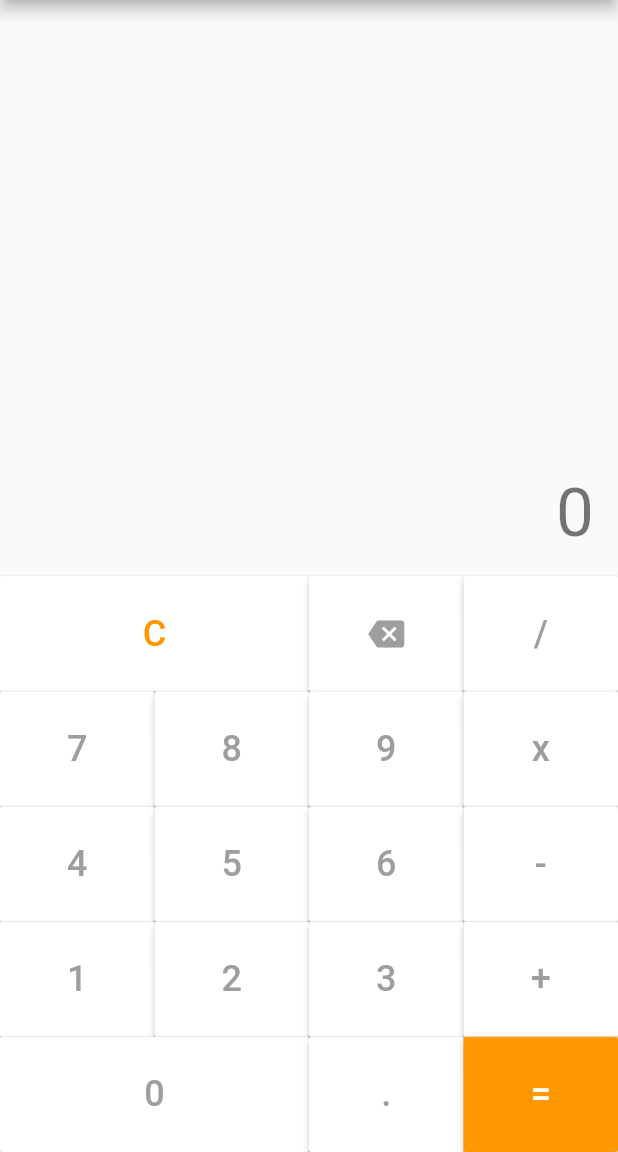
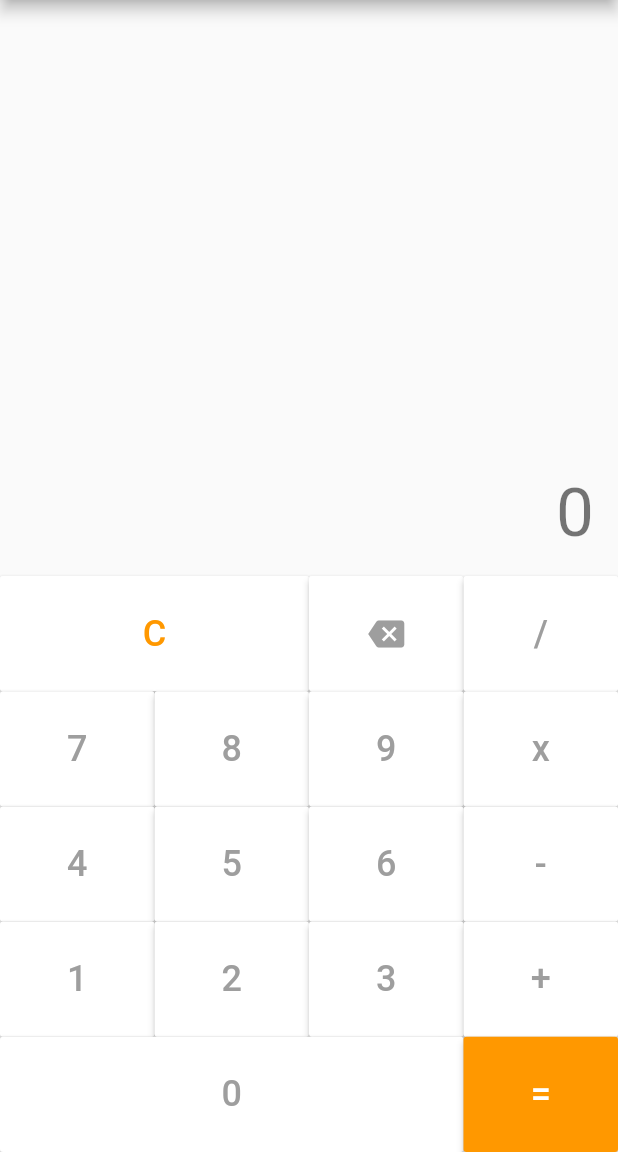
Before and after one commit to CoderJava/Basic-Calculator, a Flutter app: the screen it shows after launch, on a phone screen of 412 x 824 dp, the part 84-1236 px from its top. Run offline on Flutter 3.47's test engine with Material 2 defaults, Android fonts, the phone set to English and light mode, and no system bars; drawn by our look-alikes of auto_size_text.

Commit message:
Hide button dot(.) for temporary

```diff
--- a/lib/main.dart
+++ b/lib/main.dart
@@ -1,7 +1,7 @@
 /*
- * Created by Yudi Setiawan on 12/25/18 9:30 PM
+ * Created by Yudi Setiawan on 12/25/18 9:36 PM
  * Copyright (c) 2018. All right reserved.
- * Last modified 12/25/18 9:28 PM
+ * Last modified 12/25/18 9:34 PM
  */
 
 import 'package:auto_size_text/auto_size_text.dart';
@@ -452,7 +452,7 @@ class MainAppState extends State<MainApp> {
                       crossAxisAlignment: CrossAxisAlignment.stretch,
                       children: <Widget>[
                         Expanded(
-                          flex: 2,
+                          flex: 3,
                           child: RaisedButton(
                             color: _buttonColorWhite,
                             highlightColor: _buttonHighlightColor,
@@ -468,7 +468,7 @@ class MainAppState extends State<MainApp> {
                             },
                           ),
                         ),
-                        Expanded(
+                        /*Expanded(
                           flex: 1,
                           child: RaisedButton(
                             color: _buttonColorWhite,
@@ -484,7 +484,7 @@ class MainAppState extends State<MainApp> {
                               // TODO: do something in here when button . pressed
                             },
                           ),
-                        ),
+                        ),*/
                         Expanded(
                           flex: 1,
                           child: RaisedButton(
```
